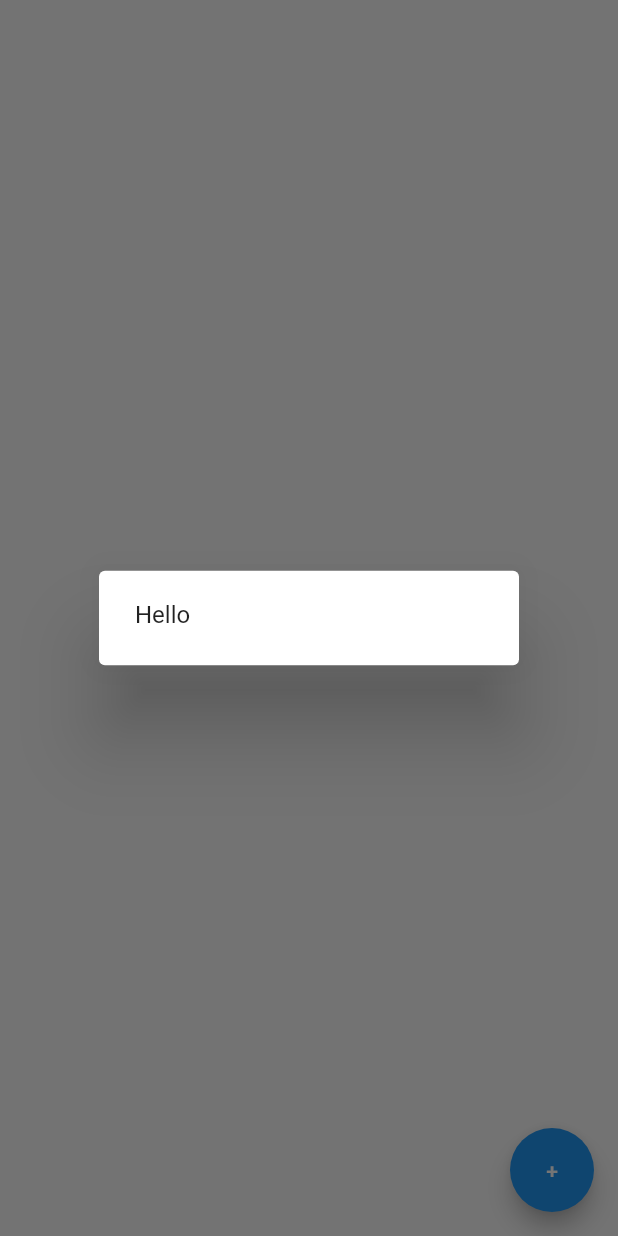
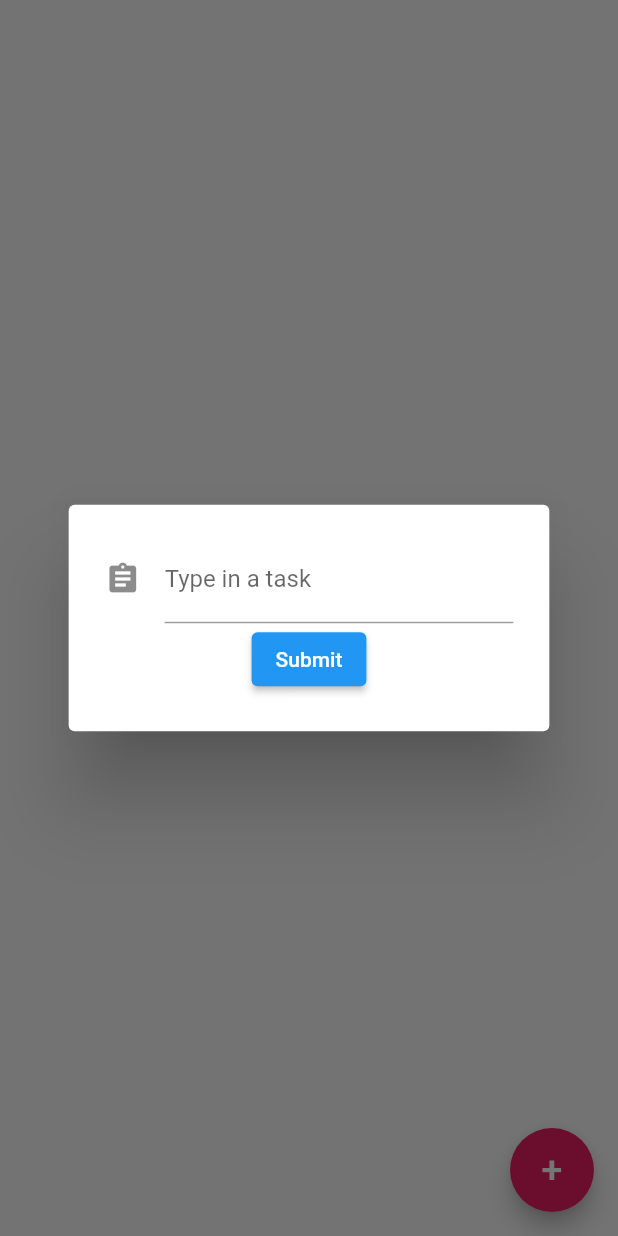
Before and after one commit to samderanova/tempus, a Flutter app: the Tasks screen opened directly, after a tap on an icon or button, on a phone screen of 412 x 824 dp. Run offline on Flutter 3.47's test engine with Material 2 defaults, Android fonts, the phone set to English and light mode, and no system bars; our stand-ins replace sqflite; accounts and stored records are empty; network calls fail.

Commit message:
added full sqflite functionality

```diff
--- a/lib/form.dart
+++ b/lib/form.dart
@@ -1,5 +1,8 @@
+import 'dart:async';
+
 import 'package:flutter/material.dart';
 import 'package:sqflite/sqflite.dart';
+import 'package:tempus/main.dart';
 
 class CustomForm extends StatefulWidget {
   CustomForm(this.path, this.database);
@@ -26,14 +29,15 @@ class CustomFormState extends State<CustomForm> {
   void addTask(String taskDescription) async {
     await widget.database.transaction((txn) async {
       await txn.rawInsert(
-          "INSERT INTO Tasks(description) VALUES(\"$taskDescription\")");
+          "INSERT INTO Tasks(description) VALUES(\'$taskDescription\')");
     });
   }
 
   @override
   Widget build(BuildContext context) {
     // Build a Form widget using the _formKey created above.
-    return Form(
+    return SingleChildScrollView(
+      child: Form(
         key: _formKey,
         child: Column(
           children: [
@@ -57,11 +61,13 @@ class CustomFormState extends State<CustomForm> {
                   ScaffoldMessenger.of(context)
                       .showSnackBar(SnackBar(content: Text('Added task!')));
                 }
+                Navigator.pop(context);
               },
               child: Text('Submit'),
             ),
           ],
         ),
+      ),
     );
   }
 }
--- a/lib/main.dart
+++ b/lib/main.dart
@@ -28,7 +28,8 @@ class MyApp extends StatelessWidget {
 }
 
 class MyHomePage extends StatefulWidget {
-  MyHomePage({Key key}) : super(key: key);
+  final int pageNum;
+  MyHomePage({this.pageNum = 0});
 
   @override
   _MyHomePageState createState() => _MyHomePageState();
@@ -37,7 +38,7 @@ class MyHomePage extends StatefulWidget {
 class _MyHomePageState extends State<MyHomePage> {
   static const Color navTextColor = Colors.white;
   static const Color navBackgroundColor = Color(0xffe0c2c0);
-  int _selectedIndex = 0;
+  int _selectedIndex;
   static const TextStyle optionStyle =
       TextStyle(fontSize: 30, fontWeight: FontWeight.bold);
   List<Widget> _widgetOptions = <Widget>[
@@ -55,6 +56,13 @@ class _MyHomePageState extends State<MyHomePage> {
     setState(() {
       _selectedIndex = index;
     });
+  }
+
+  @override
+  void initState() {
+    super.initState();
+    _selectedIndex = widget.pageNum;
+    print(_selectedIndex);
   }
 
   @override
--- a/lib/tasks.dart
+++ b/lib/tasks.dart
@@ -10,37 +10,80 @@ class Tasks extends StatefulWidget {
 }
 
 class _TasksState extends State<Tasks> {
-  List<Map> tasks;
+  List<Widget> tasks = [];
   String path;
   Database database;
 
-  void setUp() async {
+  Future<List<Widget>> setUp() async {
     path = join(await getDatabasesPath(), 'tasks.db');
     database = await openDatabase(path, version: 1,
         onCreate: (Database db, int version) async {
       await db.execute(
           'CREATE TABLE Tasks (id INTEGER PRIMARY KEY, description TEXT)');
     });
-    tasks = await database.rawQuery('SELECT * FROM Tasks');
+    return refreshData();
+  }
+
+  Future<List<Widget>> refreshData() async {
+    List<Widget> resultList = [];
+    List<Map> queryResults = await database.rawQuery('SELECT * FROM Tasks');
+    if (queryResults.isNotEmpty) {
+      for (int i = 0; i < queryResults.length; i++) {
+        resultList.add(Text(queryResults[i]["description"].toString()));
+      }
+    }
+    return resultList;
+  }
+
+  void refreshTasks() async {
+    tasks = await refreshData();
   }
 
   @override
   void initState() {
+    setUp();
     super.initState();
-    setUp();
-    print(tasks);
   }
 
   @override
   Widget build(BuildContext context) {
     return Scaffold(
+      body: ListView(
+        children: [
+          FutureBuilder(
+              builder:
+                  (BuildContext context, AsyncSnapshot<List<Widget>> snapshot) {
+                List<Widget> children;
+                if (snapshot.hasData) {
+                  children = snapshot.data;
+                } else if (snapshot.hasError) {
+                  children = [Text("Failed to fetch your tasks!")];
+                } else {
+                  children = [Text("No tasks found yet!")];
+                }
+                return Column(
+                  children: children,
+                  mainAxisAlignment: MainAxisAlignment.center,
+                  mainAxisSize: MainAxisSize.max,
+                );
+              },
+              future: setUp())
+        ],
+      ),
       floatingActionButton: FloatingActionButton(
-        child: Text('+'),
+        child: Text('+', style: TextStyle(fontSize: 25)),
+        backgroundColor: Colors.pink,
+        focusColor: Colors.pink[100],
+        splashColor: Colors.pink[50],
         onPressed: () {
           showDialog(
             context: context,
-            builder: (_) => AlertDialog(content: Text("Hello")),
-          );
+            builder: (_) => AlertDialog(content: CustomForm(path, database)),
+            useSafeArea: true,
+          ).then((value) {
+            refreshTasks();
+            setState(() {});
+          });
         },
       ),
     );
```
Lines whose indentation alone changed are shown as unchanged.
